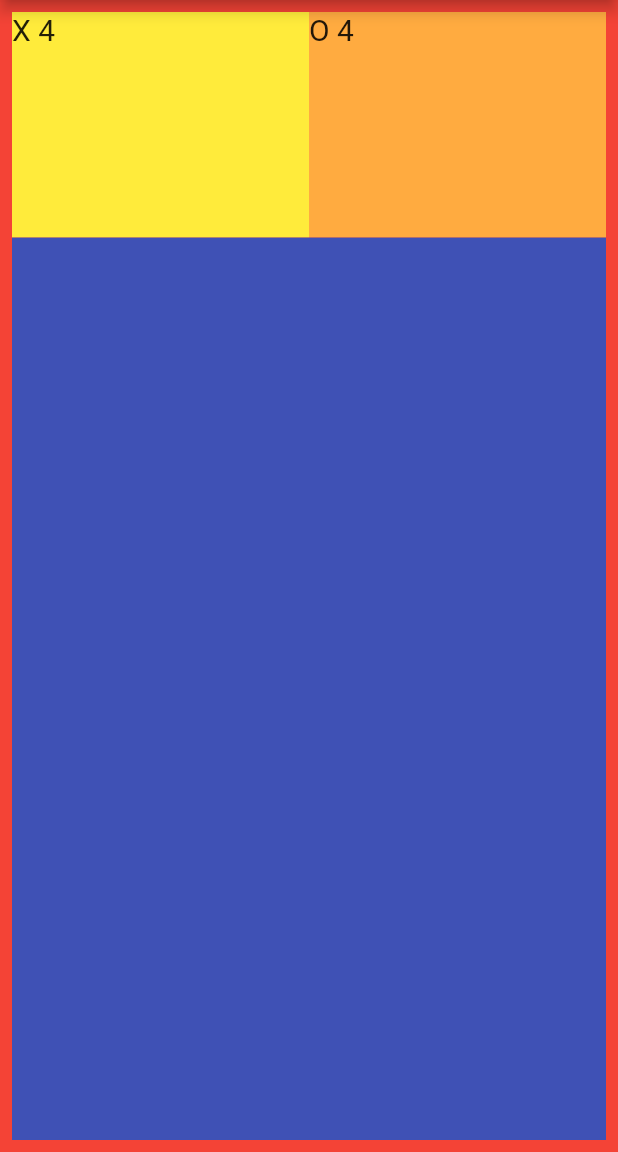
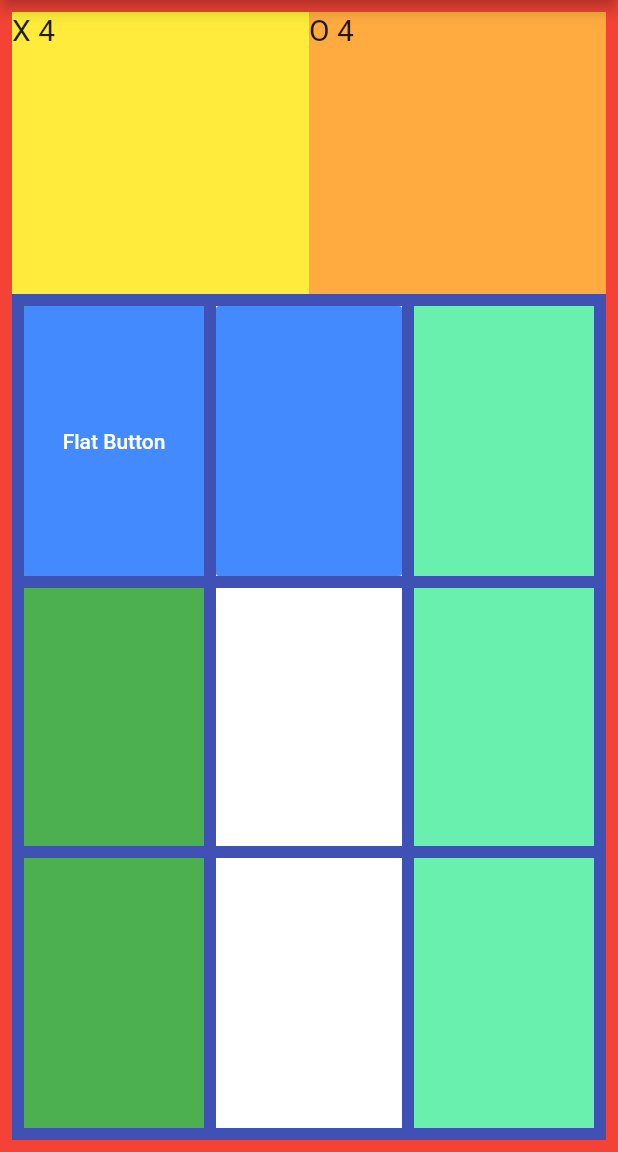
Before and after one commit to Matheus-Tankian/Tic-tac-toe, a Flutter app: the screen it shows after launch, on a phone screen of 412 x 824 dp, the part 84-1236 px from its top. Run offline on Flutter 3.47's test engine with Material 2 defaults, Android fonts, the phone set to English and light mode, and no system bars.

Commit message:
em andamento

```diff
--- a/lib/homePage.dart
+++ b/lib/homePage.dart
@@ -1,18 +1,51 @@
-
 
 import 'package:flutter/material.dart';
 import 'package:flutter/services.dart';
 import 'settingsPage.dart';
 
-class HomePage extends StatelessWidget {
+
+class HomePage extends StatefulWidget {
+
+
+  @override
+  _HomePageState createState() => _HomePageState();
+}
+
+class _HomePageState extends State<HomePage> {
+
   var num = 0;
-  bool aux = true;
+  bool auxheight = true;
+
+  int jogadas = 0;
+
+  String data;
+  String dataO = 'O';
+
+  bool click = false;
+
+  void primeiro(){
+    setState(() {
+      jogadas = jogadas + 1;
+    });
+  }
+
+  void funClick(){
+   if(jogadas %2 ==1){
+     setState(() {
+       click = !click;
+       data = 'X';
+     });
+   }
+  }
+
+
+
 
 
 
   @override
+
   Widget build(BuildContext context) {
-
     SystemChrome.setPreferredOrientations([
       DeviceOrientation.portraitUp,
       DeviceOrientation.portraitDown,
@@ -42,7 +75,7 @@ class HomePage extends StatelessWidget {
       ),
       body: Container(
         padding: const EdgeInsets.symmetric(vertical: 8, horizontal: 8),
-              height: (aux? (heightSize): 300),
+        height: (auxheight? (heightSize): 300),
         color: Colors.red,
 
         child: MainView(),
@@ -91,13 +124,173 @@ class HomePage extends StatelessWidget {
         ),
         Expanded(
           child: Container(
+            padding: const EdgeInsets.fromLTRB(0, 8, 0, 0),
             color: Colors.indigo,
+            child: hash1(),
           ),
-          flex: 4,
+          flex: 1,
+        ),
+        Expanded(
+          child: Container(
+            padding: const EdgeInsets.symmetric(vertical: 8),
+            color: Colors.indigo,
+            child: hash2(),
+          ),
+          flex: 1,
+        ),
+        Expanded(
+          child: Container(
+            padding: const EdgeInsets.fromLTRB(0, 0, 0, 8),
+            color: Colors.indigo,
+            child: hash3(),
+          ),
+          flex: 1,
         ),
 
       ],
     );
 
   }
+
+  Widget hash1(){
+
+
+
+
+    return Row(
+      mainAxisAlignment: MainAxisAlignment.center,
+      mainAxisSize: MainAxisSize.max,
+      crossAxisAlignment: CrossAxisAlignment.center,
+      children: <Widget>[
+        Expanded(
+          child: Container(
+            margin: const EdgeInsets.only(left: 8.0,right: 4.0),
+            color: Colors.green,
+            child: ConstrainedBox(
+              constraints: BoxConstraints.expand(),
+              child: FlatButton(
+                onPressed: () {
+                  debugPrint('I am Awesome');
+                },
+                textColor: Colors.white,
+                color: Colors.blueAccent,
+                disabledColor: Colors.grey,
+                disabledTextColor: Colors.white,
+                highlightColor: Colors.orangeAccent,
+                child: Text('Flat Button'),
+              ),
+            ),
+          ),
+          flex: 2,
+        ),
+
+        Expanded(
+          child: Container(
+            margin: const EdgeInsets.only(left: 4.0, right: 4.0),
+            color: Colors.white,
+            child: ConstrainedBox(
+              constraints: BoxConstraints.expand(),
+              child: FlatButton(
+                onPressed: () {
+
+                  primeiro();
+                  funClick();
+
+                  print(jogadas);
+                },
+                textColor: Colors.white,
+                color: Colors.blueAccent,
+                disabledColor: Colors.grey,
+                disabledTextColor: Colors.white,
+                highlightColor: Colors.orangeAccent,
+                child: Text(
+                    (click? '$data': ''),
+                ),
+              ),
+            ),
+          ),
+          flex: 2,
+        ),
+
+        Expanded(
+          child: Container(
+            margin: const EdgeInsets.only(left: 4.0,right: 8.0),
+            color: Colors.greenAccent,
+          ),
+          flex: 2,
+        ),
+
+      ],
+    );
   }
+
+  Widget hash2(){
+    return Row(
+      mainAxisAlignment: MainAxisAlignment.center,
+      mainAxisSize: MainAxisSize.max,
+      crossAxisAlignment: CrossAxisAlignment.center,
+      children: <Widget>[
+        Expanded(
+          child: Container(
+            margin: const EdgeInsets.only(left: 8.0,right: 4.0),
+            color: Colors.green,
+          ),
+          flex: 2,
+        ),
+
+        Expanded(
+          child: Container(
+            margin: const EdgeInsets.only(left: 4.0, right: 4.0),
+            color: Colors.white,
+          ),
+          flex: 2,
+        ),
+
+        Expanded(
+          child: Container(
+            margin: const EdgeInsets.only(left: 4.0,right: 8.0),
+            color: Colors.greenAccent,
+          ),
+          flex: 2,
+        ),
+
+      ],
+    );
+  }
+
+  Widget hash3(){
+    return Row(
+      mainAxisAlignment: MainAxisAlignment.center,
+      mainAxisSize: MainAxisSize.max,
+      crossAxisAlignment: CrossAxisAlignment.center,
+      children: <Widget>[
+        Expanded(
+          child: Container(
+            margin: const EdgeInsets.only(left: 8.0,right: 4.0),
+            color: Colors.green,
+          ),
+          flex: 2,
+        ),
+
+        Expanded(
+          child: Container(
+            margin: const EdgeInsets.only(left: 4.0, right: 4.0),
+            color: Colors.white,
+          ),
+          flex: 2,
+        ),
+
+        Expanded(
+          child: Container(
+            margin: const EdgeInsets.only(left: 4.0,right: 8.0),
+            color: Colors.greenAccent,
+          ),
+          flex: 2,
+        ),
+
+      ],
+    );
+  }
+
+
+}
--- a/lib/settingsPage.dart
+++ b/lib/settingsPage.dart
@@ -18,16 +18,17 @@ class _SettingsPageState extends State<SettingsPage> {
     var heightSize = MediaQuery.of(context).size.height;
 
     return Scaffold(
+      resizeToAvoidBottomInset: false,
       appBar: AppBar(
         title: Text(
           'Settings',
         ),
       ),
-      body: ListView(
-        padding: const EdgeInsets.symmetric(horizontal: 8),
-        children: <Widget>[
-          Container(
-            height: (auxHeight? (heightSize -90):100),
+//      body: ListView(
+//        padding: const EdgeInsets.symmetric(horizontal: 8),
+//        children: <Widget>[
+         body: Container(
+            height: (auxHeight? (heightSize):100),
             color: Colors.grey,
             child: Column(
               mainAxisAlignment: MainAxisAlignment.center,
@@ -74,9 +75,9 @@ class _SettingsPageState extends State<SettingsPage> {
               ],
             ),
           ),
-        ],
-      ),
-    );
+        //],
+     );
+//    );
   }
   Widget titleView(){
     return Container(
```
Lines whose indentation alone changed are shown as unchanged.
